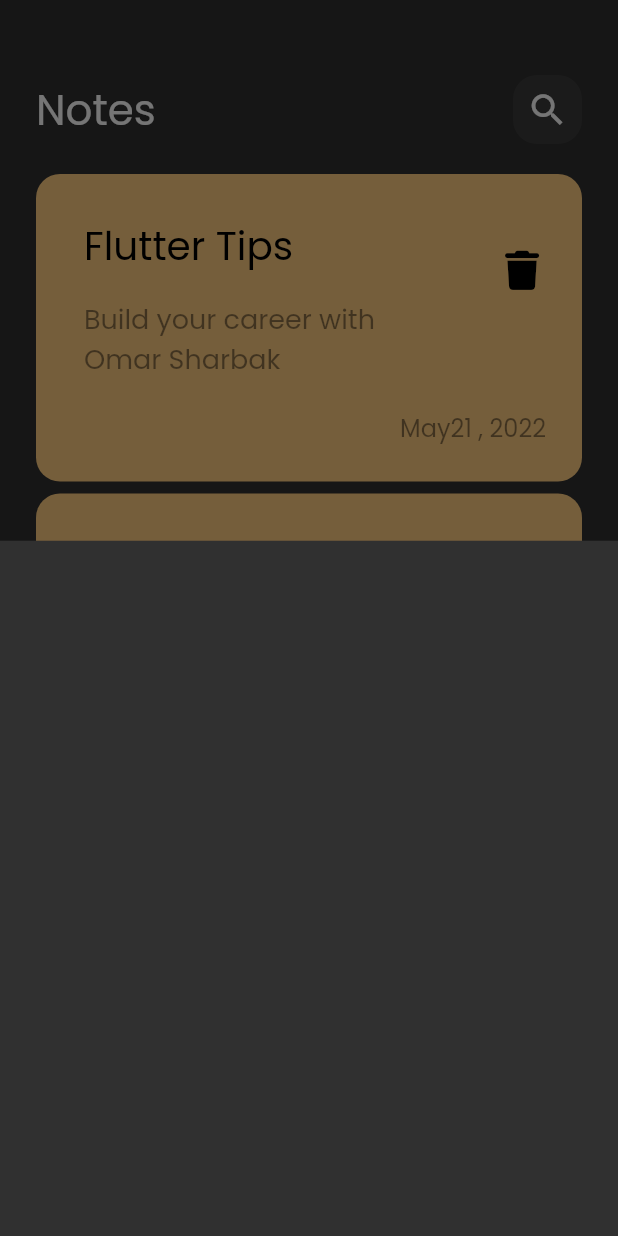
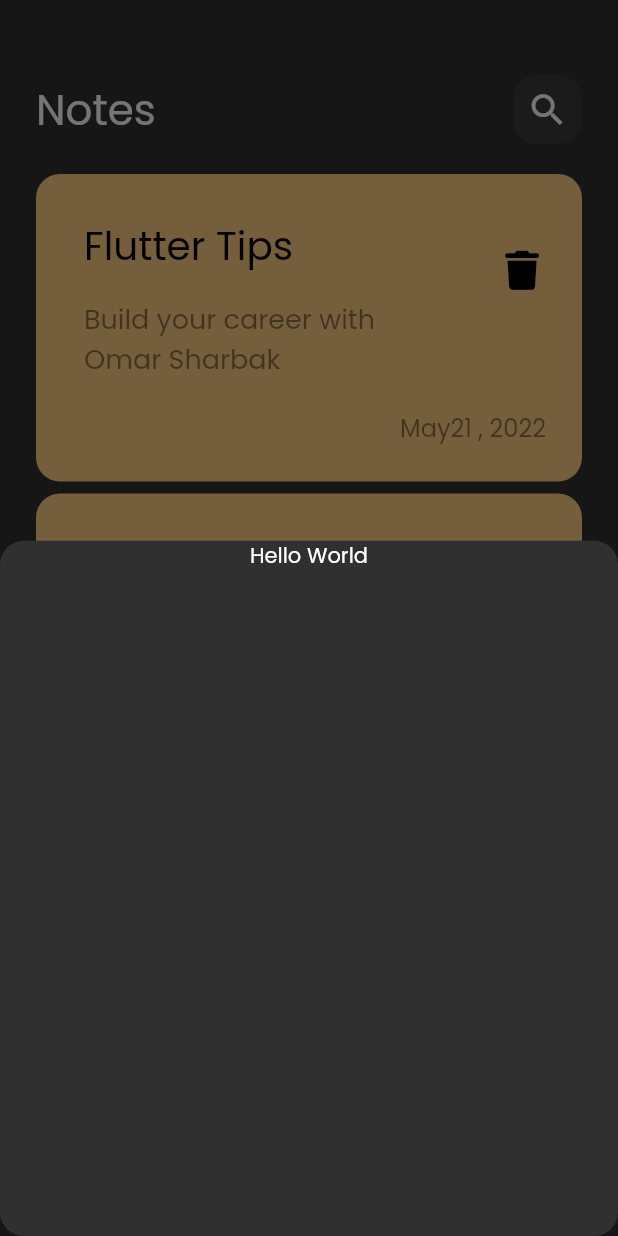
Before and after one commit to OmarS742/notes_app, a Flutter app: the screen it shows after launch, after a tap on the "add" icon, on a phone screen of 412 x 824 dp. Run offline on Flutter 3.47's test engine with Material 2 defaults, Android fonts, the phone set to English and light mode, and no system bars; our stand-ins replace font_awesome_flutter.

Commit message:
add border radius to bottom sheet

```diff
--- a/lib/views/notes_view.dart
+++ b/lib/views/notes_view.dart
@@ -11,6 +11,9 @@ class NotesView extends StatelessWidget {
       floatingActionButton: FloatingActionButton(
         onPressed: () {
           showModalBottomSheet(
+              shape: RoundedRectangleBorder(
+                borderRadius: BorderRadius.circular(16),
+              ),
               context: context,
               builder: (context) {
                 return const AddNoteBottomSheet();
--- a/lib/views/widgets/add_note_bottom_sheet.dart
+++ b/lib/views/widgets/add_note_bottom_sheet.dart
@@ -5,6 +5,13 @@ class AddNoteBottomSheet extends StatelessWidget {
 
   @override
   Widget build(BuildContext context) {
-    return Container();
+    return Container(
+      decoration: BoxDecoration(),
+      child: Column(
+        children: [
+          Text('Hello World'),
+        ],
+      ),
+    );
   }
 }
```
